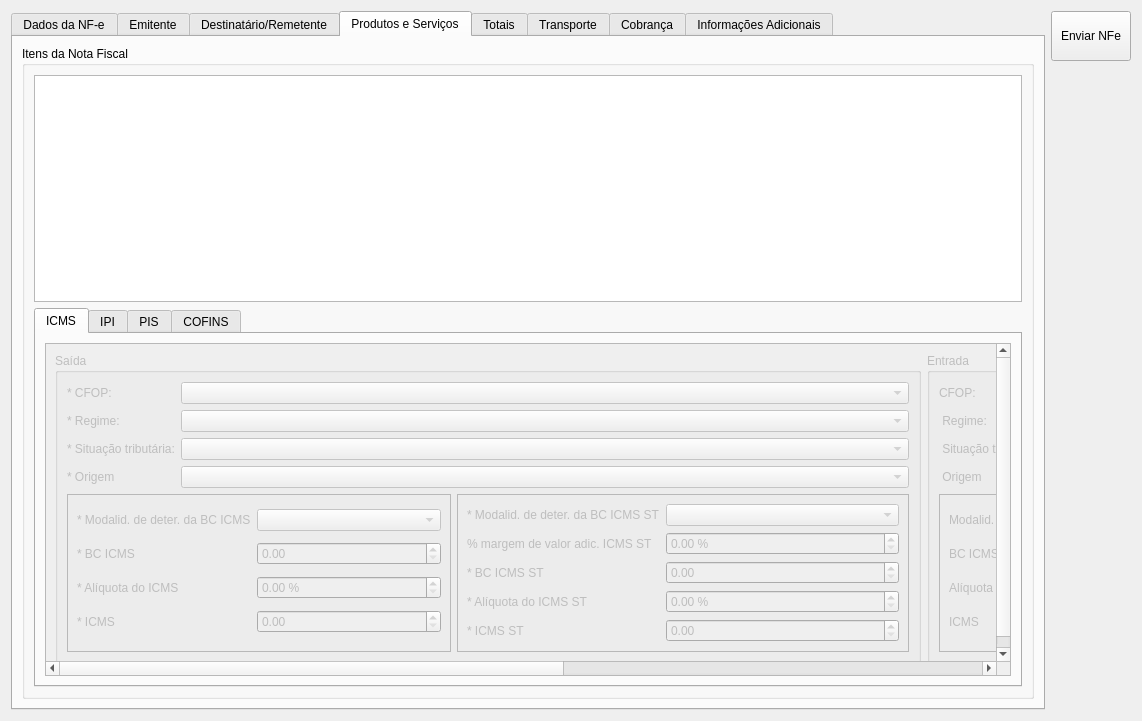
Before: the Qt Designer form ui/cadastrarnfe.ui in darktorres/ERP-STACCATO, drawn with Qt 5.
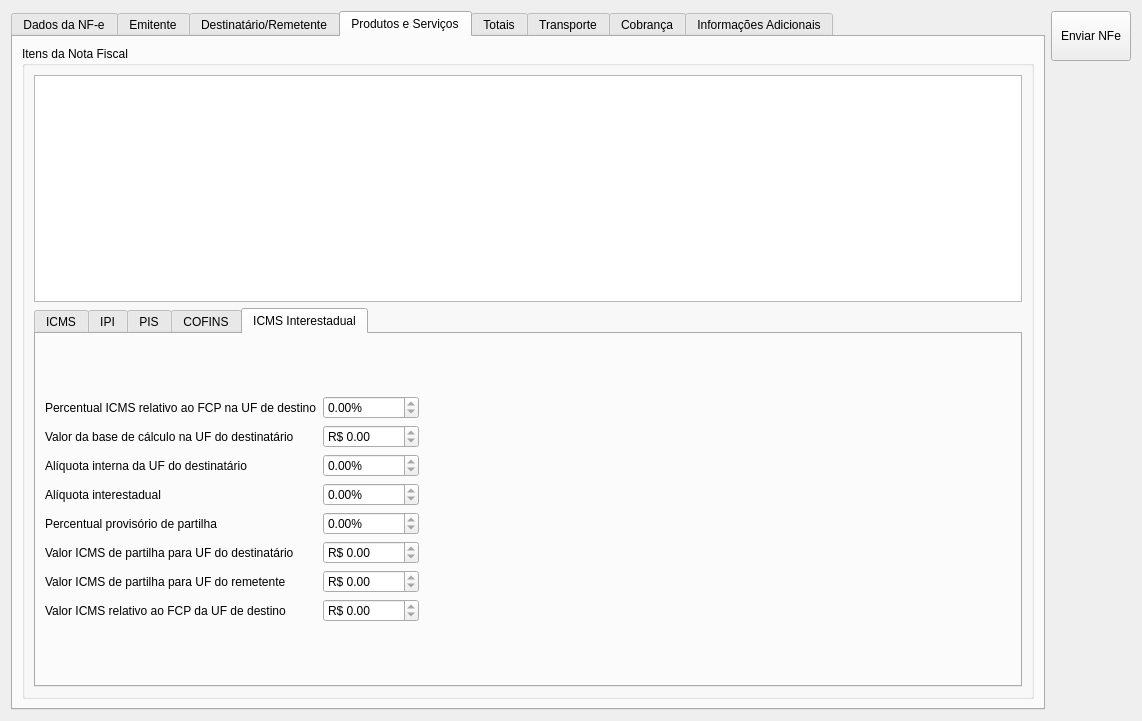
After: the same form once the commit is applied. The open tabs and pages were chosen to show the change. Custom widgets are drawn as their Qt base class.

Patch:
```diff
--- a/ui/cadastrarnfe.ui
+++ b/ui/cadastrarnfe.ui
@@ -3388,6 +3388,198 @@
               </item>
              </layout>
             </widget>
+            <widget class="QWidget" name="tab_9">
+             <attribute name="title">
+              <string>ICMS Interestadual</string>
+             </attribute>
+             <layout class="QGridLayout" name="gridLayout_86">
+              <item row="0" column="0">
+               <layout class="QGridLayout" name="gridLayout_43">
+                <item row="0" column="0">
+                 <layout class="QGridLayout" name="gridLayout_41">
+                  <item row="0" column="0">
+                   <widget class="QLabel" name="label_56">
+                    <property name="text">
+                     <string>Percentual ICMS relativo ao FCP na UF de destino</string>
+                    </property>
+                   </widget>
+                  </item>
+                  <item row="1" column="0">
+                   <widget class="QLabel" name="label_57">
+                    <property name="text">
+                     <string>Valor da base de cálculo na UF do destinatário</string>
+                    </property>
+                   </widget>
+                  </item>
+                  <item row="2" column="0">
+                   <widget class="QLabel" name="label_58">
+                    <property name="text">
+                     <string>Alíquota interna da UF do destinatário</string>
+                    </property>
+                   </widget>
+                  </item>
+                  <item row="3" column="0">
+                   <widget class="QLabel" name="label_59">
+                    <property name="text">
+                     <string>Alíquota interestadual</string>
+                    </property>
+                   </widget>
+                  </item>
+                  <item row="4" column="0">
+                   <widget class="QLabel" name="label_60">
+                    <property name="text">
+                     <string>Percentual provisório de partilha</string>
+                    </property>
+                   </widget>
+                  </item>
+                  <item row="5" column="0">
+                   <widget class="QLabel" name="label_61">
+                    <property name="text">
+                     <string>Valor ICMS de partilha para UF do destinatário</string>
+                    </property>
+                   </widget>
+                  </item>
+                  <item row="6" column="0">
+                   <widget class="QLabel" name="label_62">
+                    <property name="text">
+                     <string>Valor ICMS de partilha para UF do remetente</string>
+                    </property>
+                   </widget>
+                  </item>
+                  <item row="7" column="0">
+                   <widget class="QLabel" name="label_63">
+                    <property name="text">
+                     <string>Valor ICMS relativo ao FCP da UF de destino</string>
+                    </property>
+                   </widget>
+                  </item>
+                 </layout>
+                </item>
+                <item row="0" column="1">
+                 <layout class="QGridLayout" name="gridLayout_42">
+                  <item row="7" column="0" colspan="2">
+                   <widget class="QDoubleSpinBox" name="doubleSpinBoxFcpDestino">
+                    <property name="readOnly">
+                     <bool>true</bool>
+                    </property>
+                    <property name="prefix">
+                     <string>R$ </string>
+                    </property>
+                    <property name="maximum">
+                     <double>99999.990000000005239</double>
+                    </property>
+                   </widget>
+                  </item>
+                  <item row="6" column="0" colspan="2">
+                   <widget class="QDoubleSpinBox" name="doubleSpinBoxPartilhaRemetente">
+                    <property name="readOnly">
+                     <bool>true</bool>
+                    </property>
+                    <property name="prefix">
+                     <string>R$ </string>
+                    </property>
+                    <property name="maximum">
+                     <double>99999.990000000005239</double>
+                    </property>
+                   </widget>
+                  </item>
+                  <item row="2" column="0" colspan="2">
+                   <widget class="QDoubleSpinBox" name="doubleSpinBoxAliquotaInternaDestinatario">
+                    <property name="readOnly">
+                     <bool>true</bool>
+                    </property>
+                    <property name="suffix">
+                     <string>%</string>
+                    </property>
+                    <property name="maximum">
+                     <double>99999.990000000005239</double>
+                    </property>
+                   </widget>
+                  </item>
+                  <item row="4" column="0" colspan="2">
+                   <widget class="QDoubleSpinBox" name="doubleSpinBoxPercentualPartilha">
+                    <property name="readOnly">
+                     <bool>true</bool>
+                    </property>
+                    <property name="suffix">
+                     <string>%</string>
+                    </property>
+                    <property name="maximum">
+                     <double>99999.990000000005239</double>
+                    </property>
+                   </widget>
+                  </item>
+                  <item row="5" column="0" colspan="2">
+                   <widget class="QDoubleSpinBox" name="doubleSpinBoxPartilhaDestinatario">
+                    <property name="readOnly">
+                     <bool>true</bool>
+                    </property>
+                    <property name="prefix">
+                     <string>R$ </string>
+                    </property>
+                    <property name="maximum">
+                     <double>99999.990000000005239</double>
+                    </property>
+                   </widget>
+                  </item>
+                  <item row="3" column="0" colspan="2">
+                   <widget class="QDoubleSpinBox" name="doubleSpinBoxAliquotaInter">
+                    <property name="readOnly">
+                     <bool>true</bool>
+                    </property>
+                    <property name="suffix">
+                     <string>%</string>
+                    </property>
+                    <property name="maximum">
+                     <double>99999.990000000005239</double>
+                    </property>
+                   </widget>
+                  </item>
+                  <item row="0" column="0" colspan="2">
+                   <widget class="QDoubleSpinBox" name="doubleSpinBoxPercentualFcpDestino">
+                    <property name="readOnly">
+                     <bool>true</bool>
+                    </property>
+                    <property name="suffix">
+                     <string>%</string>
+                    </property>
+                    <property name="maximum">
+                     <double>99999.990000000005239</double>
+                    </property>
+                   </widget>
+                  </item>
+                  <item row="1" column="0" colspan="2">
+                   <widget class="QDoubleSpinBox" name="doubleSpinBoxBaseCalculoDestinatario">
+                    <property name="readOnly">
+                     <bool>true</bool>
+                    </property>
+                    <property name="prefix">
+                     <string>R$ </string>
+                    </property>
+                    <property name="maximum">
+                     <double>99999.990000000005239</double>
+                    </property>
+                   </widget>
+                  </item>
+                  <item row="2" column="2">
+                   <spacer name="horizontalSpacer_4">
+                    <property name="orientation">
+                     <enum>Qt::Horizontal</enum>
+                    </property>
+                    <property name="sizeHint" stdset="0">
+                     <size>
+                      <width>40</width>
+                      <height>20</height>
+                     </size>
+                    </property>
+                   </spacer>
+                  </item>
+                 </layout>
+                </item>
+               </layout>
+              </item>
+             </layout>
+            </widget>
            </widget>
           </item>
          </layout>
```
Left out of the diff: 111 changed lines with no effect on the pictures.
